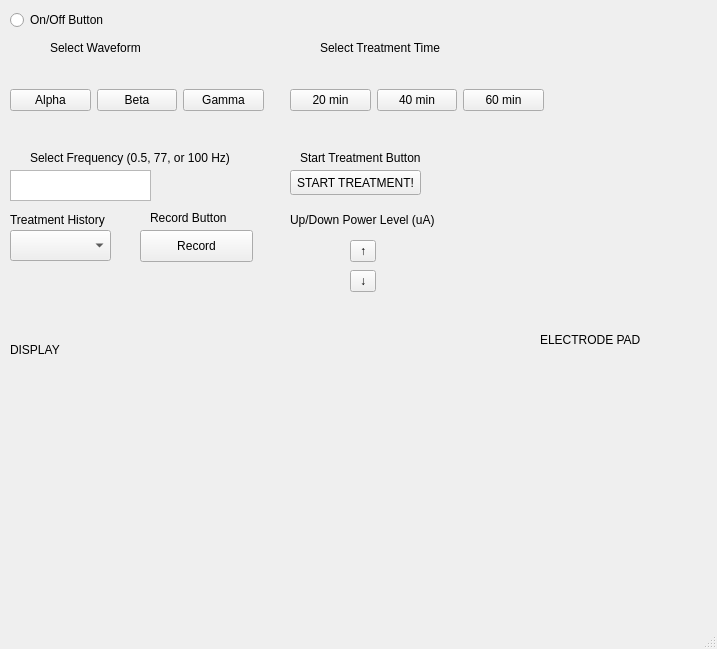
Qt form mainwindow.ui (j4d3l1/CES) before a commit.
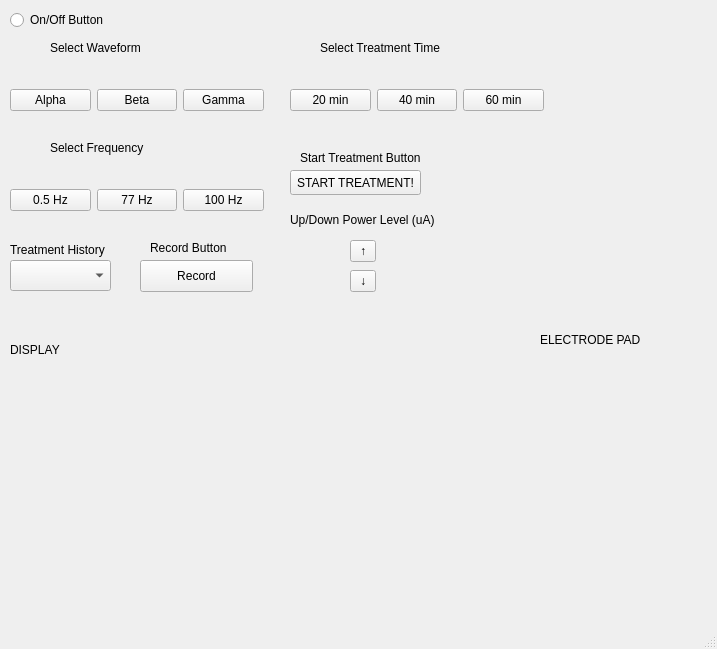
The same form after that commit.

```diff
--- a/mainwindow.ui
+++ b/mainwindow.ui
@@ -57,7 +57,7 @@
     <property name="geometry">
      <rect>
       <x>140</x>
-      <y>230</y>
+      <y>260</y>
       <width>113</width>
       <height>32</height>
      </rect>
@@ -70,7 +70,7 @@
     <property name="geometry">
      <rect>
       <x>150</x>
-      <y>210</y>
+      <y>240</y>
       <width>111</width>
       <height>16</height>
      </rect>
@@ -96,7 +96,7 @@
     <property name="geometry">
      <rect>
       <x>10</x>
-      <y>210</y>
+      <y>240</y>
       <width>101</width>
       <height>20</height>
      </rect>
@@ -201,42 +201,12 @@
     <property name="geometry">
      <rect>
       <x>10</x>
-      <y>230</y>
+      <y>260</y>
       <width>101</width>
       <height>31</height>
      </rect>
     </property>
    </widget>
-   <widget class="QTextEdit" name="frequencyUI">
-    <property name="geometry">
-     <rect>
-      <x>10</x>
-      <y>170</y>
-      <width>141</width>
-      <height>31</height>
-     </rect>
-    </property>
-    <property name="html">
-     <string>&lt;!DOCTYPE HTML PUBLIC &quot;-//W3C//DTD HTML 4.0//EN&quot; &quot;http://www.w3.org/TR/REC-html40/strict.dtd&quot;&gt;
-&lt;html&gt;&lt;head&gt;&lt;meta name=&quot;qrichtext&quot; content=&quot;1&quot; /&gt;&lt;style type=&quot;text/css&quot;&gt;
-p, li { white-space: pre-wrap; }
-&lt;/style&gt;&lt;/head&gt;&lt;body style=&quot; font-family:'Noto Sans'; font-size:9pt; font-weight:400; font-style:normal;&quot;&gt;
-&lt;p style=&quot;-qt-paragraph-type:empty; margin-top:0px; margin-bottom:0px; margin-left:0px; margin-right:0px; -qt-block-indent:0; text-indent:0px;&quot;&gt;&lt;br /&gt;&lt;/p&gt;&lt;/body&gt;&lt;/html&gt;</string>
-    </property>
-   </widget>
-   <widget class="QLabel" name="label_10">
-    <property name="geometry">
-     <rect>
-      <x>30</x>
-      <y>150</y>
-      <width>211</width>
-      <height>16</height>
-     </rect>
-    </property>
-    <property name="text">
-     <string>Select Frequency (0.5, 77, or 100 Hz)</string>
-    </property>
-   </widget>
    <widget class="QPushButton" name="startTreatment">
     <property name="geometry">
      <rect>
@@ -311,6 +281,52 @@
      <string>ELECTRODE PAD</string>
     </property>
    </widget>
+   <widget class="QLabel" name="label_12">
+    <property name="geometry">
+     <rect>
+      <x>50</x>
+      <y>140</y>
+      <width>141</width>
+      <height>16</height>
+     </rect>
+    </property>
+    <property name="text">
+     <string>Select Frequency</string>
+    </property>
+   </widget>
+   <widget class="QWidget" name="horizontalLayoutWidget_5">
+    <property name="geometry">
+     <rect>
+      <x>10</x>
+      <y>160</y>
+      <width>254</width>
+      <height>81</height>
+     </rect>
+    </property>
+    <layout class="QHBoxLayout" name="horizontalLayout_3">
+     <item>
+      <widget class="QPushButton" name="freq5">
+       <property name="text">
+        <string>0.5 Hz</string>
+       </property>
+      </widget>
+     </item>
+     <item>
+      <widget class="QPushButton" name="freq77">
+       <property name="text">
+        <string>77 Hz</string>
+       </property>
+      </widget>
+     </item>
+     <item>
+      <widget class="QPushButton" name="freq100">
+       <property name="text">
+        <string>100 Hz</string>
+       </property>
+      </widget>
+     </item>
+    </layout>
+   </widget>
   </widget>
   <widget class="QMenuBar" name="menubar">
    <property name="geometry">
```
